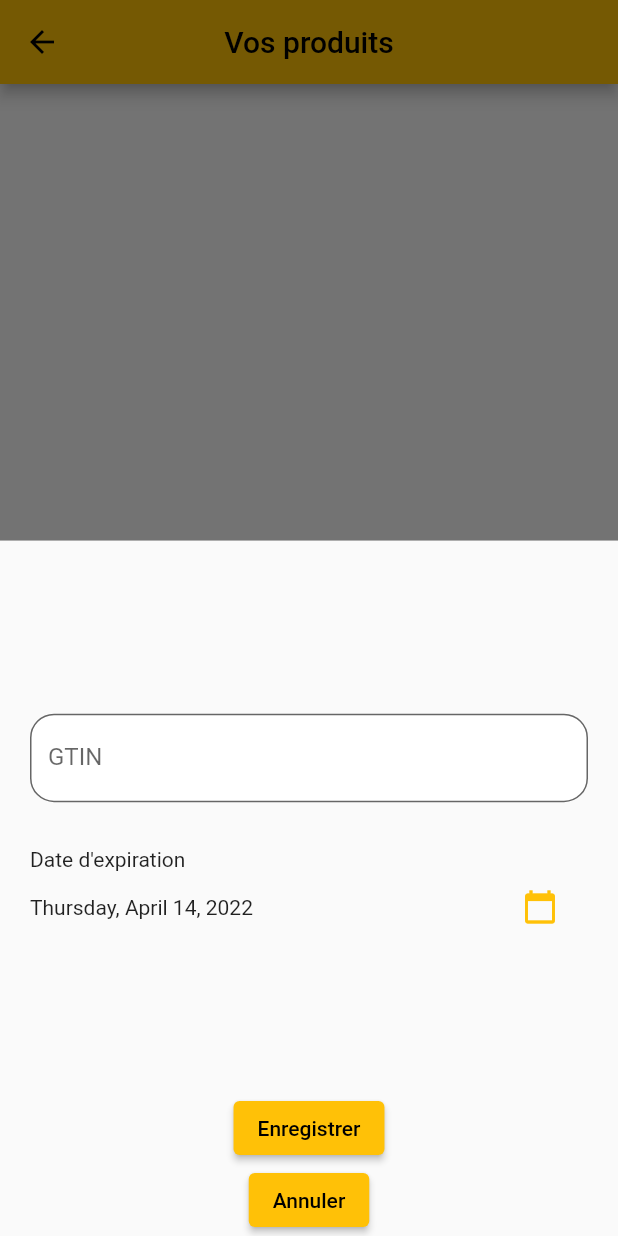
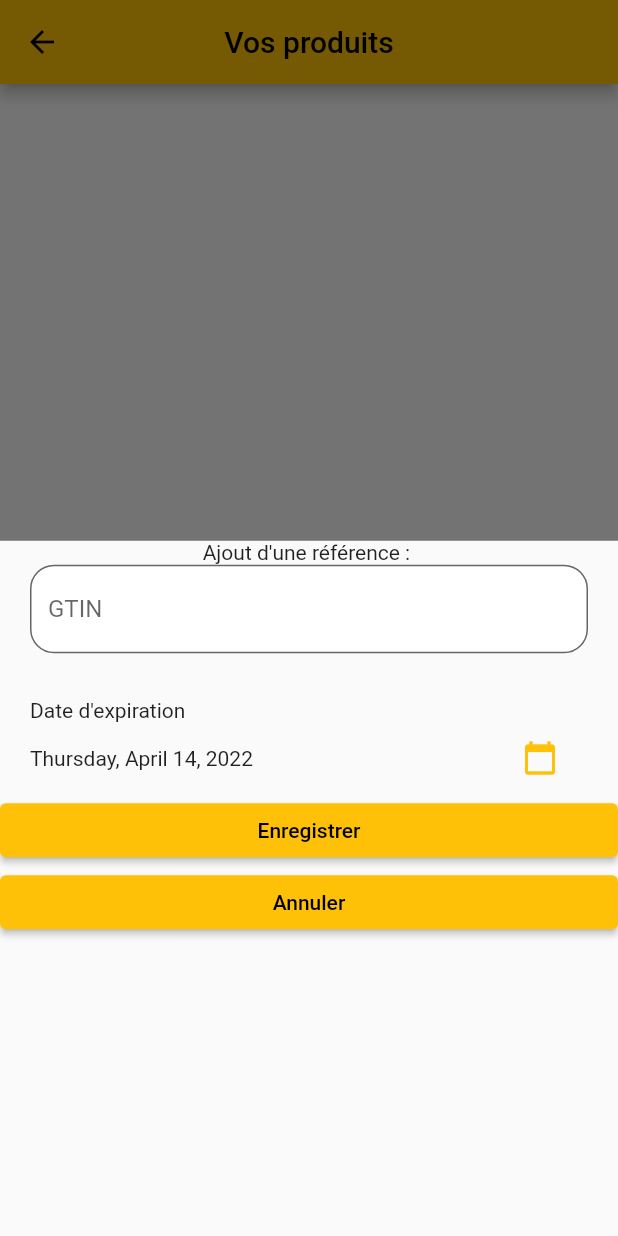
Before and after one commit to CodingWand/CodaBeneTest, a Flutter app: the ListScreen screen opened by its route, after a tap on the "add" icon, on a phone screen of 412 x 824 dp. Run offline on Flutter 3.47's test engine with Material 2 defaults, Android fonts, the light colour scheme and no system bars.

Commit message:
Correction du problème d'ajout de référence

```diff
--- a/lib/listScreen.dart
+++ b/lib/listScreen.dart
@@ -1,5 +1,6 @@
-import 'package:codabenetest/modificationScreen.dart';
+import 'package:codabenetest/tools.dart';
 import 'package:flutter/material.dart';
+import 'package:flutter/services.dart';
 import 'package:intl/intl.dart';
 
 class ListScreen extends StatefulWidget {
@@ -15,6 +16,7 @@ class ListScreen extends StatefulWidget {
 
 class _ListScreenState extends State<ListScreen> {
   Map<String, DateTime> dataset = {};
+  final _formKey = GlobalKey<FormState>();
 
   bool creation = true;
 
@@ -45,11 +47,115 @@ class _ListScreenState extends State<ListScreen> {
               ),
             );
           }
-          return Container(
-            child: const Text("Vide"),
-          );
+          return const Text("Vide");
         },
       ),
+    );
+  }
+
+  Widget showModificationScreen() {
+    DateTime expiryDate = DateTime.now();
+    String gtinCode = "";
+
+    return ListView(
+      children: [
+        Center(
+          child: Text("Ajout d'une référence : $gtinCode"),
+        ),
+        Expanded(
+          child: Form(
+            key: _formKey,
+            child: Container(
+              padding: const EdgeInsets.symmetric(horizontal: 20),
+              child: Column(
+                mainAxisAlignment: MainAxisAlignment.center,
+                crossAxisAlignment: CrossAxisAlignment.center,
+                children: [
+                  TextFormField(
+                    decoration: textInputDecoration.copyWith(labelText: "GTIN"),
+                    keyboardType: TextInputType.number,
+                    inputFormatters: <TextInputFormatter>[
+                      FilteringTextInputFormatter.digitsOnly
+                    ],
+                    validator: (value) {
+                      if (value == null || value == "") {
+                        return "Il faut renseigner ce champ";
+                      }
+                      setState(() {
+                        gtinCode = value;
+                      });
+                      return null;
+                    },
+                  ),
+                  const SizedBox(height: 30,),
+                  Column(
+                    key: ValueKey(expiryDate.toString()),
+                    crossAxisAlignment: CrossAxisAlignment.start,
+                    children: [
+                      const Text("Date d'expiration"),
+                      Row(
+                        mainAxisAlignment: MainAxisAlignment.spaceBetween,
+                        children: [
+                          Text(DateFormat.yMMMMEEEEd().format(expiryDate)),
+                          TextButton(
+                            onPressed: () async {
+                              DateTime? tmpDate = await showDatePicker(
+                                  context: context,
+                                  initialDate: DateTime.now(),
+                                  firstDate: DateTime.now(),
+                                  lastDate:
+                                  DateTime(DateTime.now().year + 100));
+                              if (tmpDate != null) {
+                                setState(() {
+                                  expiryDate = tmpDate;
+                                });
+                              }
+                            },
+                            child: const Icon(
+                              Icons.calendar_today,
+                              color: Colors.amber,
+                            ),
+                          ),
+                        ],
+                      )
+                    ],
+                  ),
+                ],
+              ),
+            ),
+          ),
+        ),
+        ElevatedButton(
+            onPressed: () {
+              //if(gtinCode == "") return;
+              if (_formKey.currentState!.validate()) {
+                if(dataset.containsKey(gtinCode)) {
+                  DateTime? currentExpiryDate = dataset[gtinCode];
+                  if(currentExpiryDate != null) {
+                    DateTimeRange timeRange = DateTimeRange(start: currentExpiryDate, end: expiryDate);
+                    if(timeRange.duration.isNegative) {
+                      setState(() {
+                        dataset[gtinCode] = expiryDate;
+                      });
+                    }
+                  }
+                } else {
+                  setState(() {
+                    dataset[gtinCode] = expiryDate;
+                  });
+                }
+                Navigator.pop(context);
+              } else {
+                debugPrint("Erreur de validation !");
+              }
+            },
+            child: const Text("Enregistrer")),
+        ElevatedButton(
+            onPressed: () {
+              Navigator.pop(context);
+            },
+            child: const Text("Annuler"))
+      ],
     );
   }
 
@@ -66,15 +172,8 @@ class _ListScreenState extends State<ListScreen> {
       floatingActionButton: FloatingActionButton(
         onPressed: (){
           showModalBottomSheet(context: context, builder: (context) {
-            return Container(
-              child: ModificationScreen(dataset),
-            );
+            return showModificationScreen();
           });
-          // Navigator.pushNamed(
-          //     context,
-          //     ModificationScreen.routeName,
-          //     arguments: ModificationScreenArguments(dataset, creation)
-          // );
         },
         child: const Icon(Icons.add),
       ),
```
